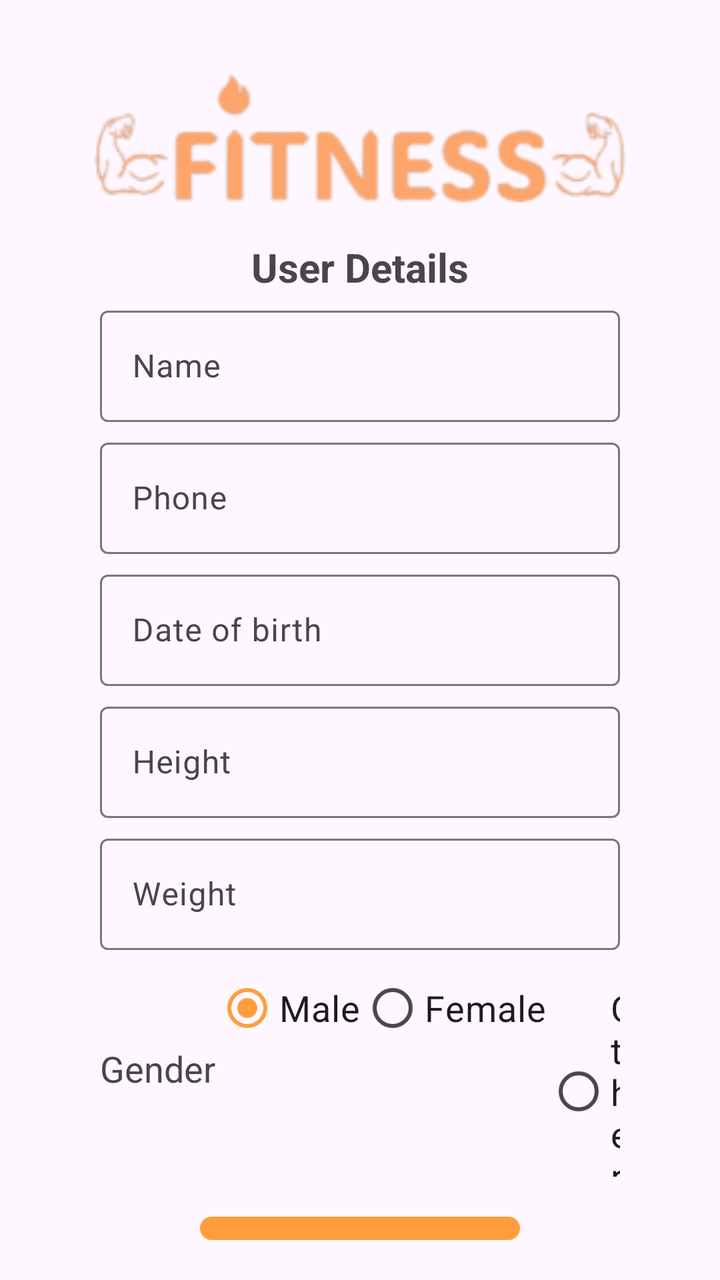
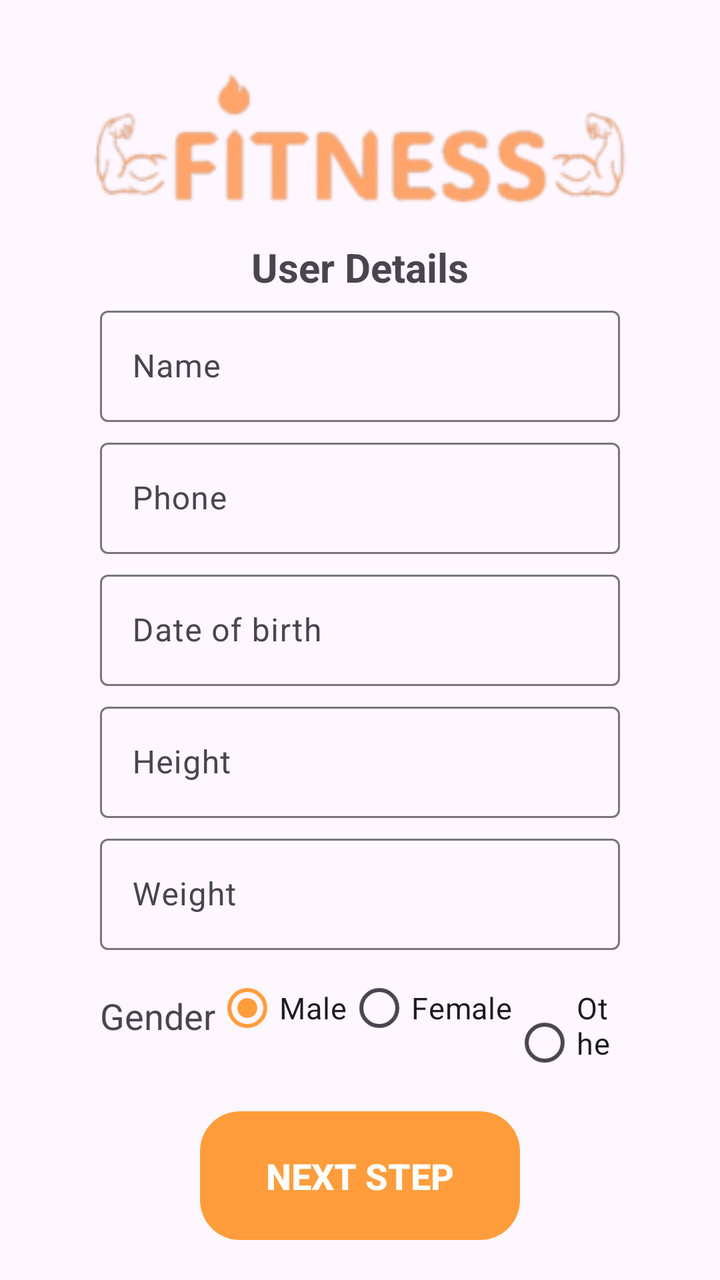

Before-and-after screenshots of an Android layout around one commit, followed by the original layout XML and the change that was made.
<!-- AndroidManifest.xml: application theme Theme.VitalizeMe -->
<!-- res/layout/activity_user.xml -->
<?xml version="1.0" encoding="utf-8"?>
<LinearLayout xmlns:android="http://schemas.android.com/apk/res/android"
    xmlns:app="http://schemas.android.com/apk/res-auto"
    xmlns:tools="http://schemas.android.com/tools"
    android:layout_width="match_parent"
    android:layout_height="match_parent"
    android:orientation="vertical"
    android:gravity="center"
    tools:context=".view.auth.UserActivity">


    <RelativeLayout
        android:layout_width="wrap_content"
        android:layout_height="150dp"
        android:layout_gravity="top"
        >

        <ImageView
            android:id="@+id/imageView"
            android:layout_width="match_parent"
            android:layout_height="150dp"
            android:scaleType="centerCrop"
            android:src="@drawable/fitness1" />

        <TextView
            android:layout_width="wrap_content"
            android:layout_height="wrap_content"
            android:layout_centerHorizontal="true"
            android:layout_marginTop="120dp"
            android:text="User Details"
            android:textSize="20sp"
            android:textStyle="bold" />

    </RelativeLayout>

    <com.google.android.material.textfield.TextInputLayout
        android:id="@+id/nameLayout"
        android:layout_width="match_parent"
        android:layout_height="wrap_content"
        android:hint="Name"
        android:paddingHorizontal="50dp">

        <com.google.android.material.textfield.TextInputEditText
            android:id="@+id/etname"
            android:layout_width="match_parent"
            android:layout_height="match_parent"
            android:layout_marginVertical="5dp"
            android:inputType="textPersonName" />
    </com.google.android.material.textfield.TextInputLayout>

    <com.google.android.material.textfield.TextInputLayout
        android:id="@+id/phoneLayout"
        android:layout_width="match_parent"
        android:layout_height="wrap_content"
        android:hint="Phone"
        android:paddingHorizontal="50dp">

        <com.google.android.material.textfield.TextInputEditText
            android:id="@+id/etphone"
            android:layout_width="match_parent"
            android:layout_height="match_parent"
            android:layout_marginVertical="5dp"
            android:inputType="phone" />
    </com.google.android.material.textfield.TextInputLayout>

    <com.google.android.material.textfield.TextInputLayout
        android:id="@+id/DOBLayout"
        android:layout_width="match_parent"
        android:layout_height="wrap_content"
        android:hint="Date of birth"
        android:paddingHorizontal="50dp">

        <com.google.android.material.textfield.TextInputEditText
            android:id="@+id/etDOB"
            android:layout_width="match_parent"
            android:layout_height="match_parent"
            android:layout_marginVertical="5dp"
            android:inputType="date" />
    </com.google.android.material.textfield.TextInputLayout>

    <com.google.android.material.textfield.TextInputLayout
        android:id="@+id/HeightLayout"
        android:layout_width="match_parent"
        android:layout_height="wrap_content"
        android:hint="Height"
        android:paddingHorizontal="50dp">

        <com.google.android.material.textfield.TextInputEditText
            android:id="@+id/etHeight"
            android:layout_width="match_parent"
            android:layout_height="match_parent"
            android:layout_marginVertical="5dp"
            android:inputType="numberDecimal" />
    </com.google.android.material.textfield.TextInputLayout>
    <com.google.android.material.textfield.TextInputLayout
        android:id="@+id/WeightLayout"
        android:layout_width="match_parent"
        android:layout_height="wrap_content"
        android:hint="Weight"
        android:paddingHorizontal="50dp">

        <com.google.android.material.textfield.TextInputEditText
            android:id="@+id/etWeight"
            android:layout_width="match_parent"
            android:layout_height="match_parent"
            android:layout_marginVertical="5dp"
            android:inputType="numberDecimal" />
    </com.google.android.material.textfield.TextInputLayout>

    <LinearLayout
        android:layout_width="match_parent"
        android:layout_height="wrap_content"
        android:gravity="center_vertical"
        android:orientation="horizontal"
        android:paddingHorizontal="50dp">

        <TextView
            android:layout_width="wrap_content"
            android:layout_height="wrap_content"
            android:text="Gender"
            android:textSize="18sp" />

        <RadioGroup
            android:id="@+id/radiogroup"
            android:layout_width="wrap_content"
            android:layout_height="wrap_content"
            android:orientation="horizontal">

            <RadioButton
                android:id="@+id/maleRadio"
                android:layout_width="wrap_content"
                android:layout_height="wrap_content"
                android:text="Male"
                android:checked="true"
                android:textSize="18sp" />

            <RadioButton
                android:id="@+id/femaleRadio"
                android:layout_width="wrap_content"
                android:layout_height="wrap_content"
                android:text="Female"
                android:textSize="18sp" />

            <RadioButton
                android:id="@+id/otherRadio"
                android:layout_width="wrap_content"
                android:layout_height="wrap_content"
                android:text="Other"
                android:textSize="18sp" />
        </RadioGroup>
    </LinearLayout>

    <androidx.appcompat.widget.AppCompatButton
        android:id="@+id/loginbtn"
        android:layout_width="match_parent"
        android:layout_height="wrap_content"
        android:layout_marginHorizontal="100dp"
        android:layout_marginVertical="20dp"
        android:background="@drawable/rounded_btn"
        android:backgroundTint="?attr/colorPrimary"
        android:padding="20dp"
        android:text="Next Step"
        android:textColor="@color/white"
        android:textSize="18sp"
        android:textStyle="bold" />
</LinearLayout>
<!-- resources referenced by this layout -->
<resources>
  <color name="white">#FFFFFFFF</color>
  <!-- drawable fitness1: png bitmap (drawable, 16220 bytes) -->
  <!-- drawable rounded_btn (drawable) -->
  <?xml version="1.0" encoding="utf-8"?>
  <shape xmlns:android="http://schemas.android.com/apk/res/android"
      android:shape="rectangle">
      <corners android:radius="20dp"/>
      <size android:height="20dp" android:width="20dp"/>
  </shape>
  <style name="Theme.VitalizeMe" parent="Base.Theme.VitalizeMe" />
  <style name="Base.Theme.VitalizeMe" parent="Theme.Material3.DayNight.NoActionBar">
          
          <item name="colorPrimary">@color/primary</item>
          <item name="colorAccent">@color/accent</item>
          <item name="backgroundColor">@color/background</item>
          <item name="colorSecondary">@color/secondary</item>
          <item name="android:statusBarColor">@color/black</item>
      </style>
  <color name="primary">#FF9D3D</color>
  <color name="accent">#FEEE91</color>
  <color name="background">#F5F3F8</color>
  <color name="secondary">#FFBD73</color>
  <color name="black">#FF000000</color>
</resources>

<!-- the commit's change to res/layout/activity_user.xml (unified diff, before → after) -->
@@ -132,21 +132,21 @@
                 android:layout_height="wrap_content"
                 android:text="Male"
                 android:checked="true"
-                android:textSize="18sp" />
+                android:textSize="15sp" />
 
             <RadioButton
                 android:id="@+id/femaleRadio"
                 android:layout_width="wrap_content"
                 android:layout_height="wrap_content"
                 android:text="Female"
-                android:textSize="18sp" />
+                android:textSize="15sp" />
 
             <RadioButton
                 android:id="@+id/otherRadio"
                 android:layout_width="wrap_content"
                 android:layout_height="wrap_content"
                 android:text="Other"
-                android:textSize="18sp" />
+                android:textSize="15sp" />
         </RadioGroup>
     </LinearLayout>
 
